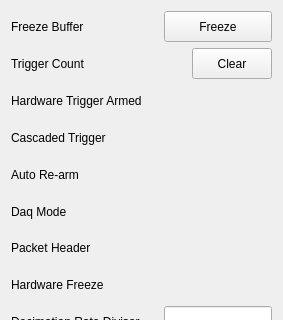
Above: new_look/mux_settings.ui from cristinasewell/ATCA_PyDM_Screens before the change; both pictures show x 0 to 283 and y 0 to 320 of the 283 by 496 pixel window. Below: the same form after it.
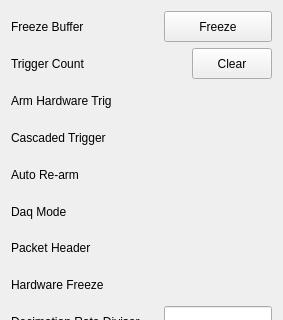
That is the form after the change. Custom widgets are drawn as their Qt base class.

Commit message: MNT: corrected some labels

The edit to the form file:
```diff
--- a/new_look/mux_settings.ui
+++ b/new_look/mux_settings.ui
@@ -26,7 +26,7 @@
       <string notr="true"/>
      </property>
      <property name="text">
-      <string>Hardware Trigger Armed</string>
+      <string>Arm Hardware Trig</string>
      </property>
     </widget>
    </item>
```
The commit also changes 5 other files.
